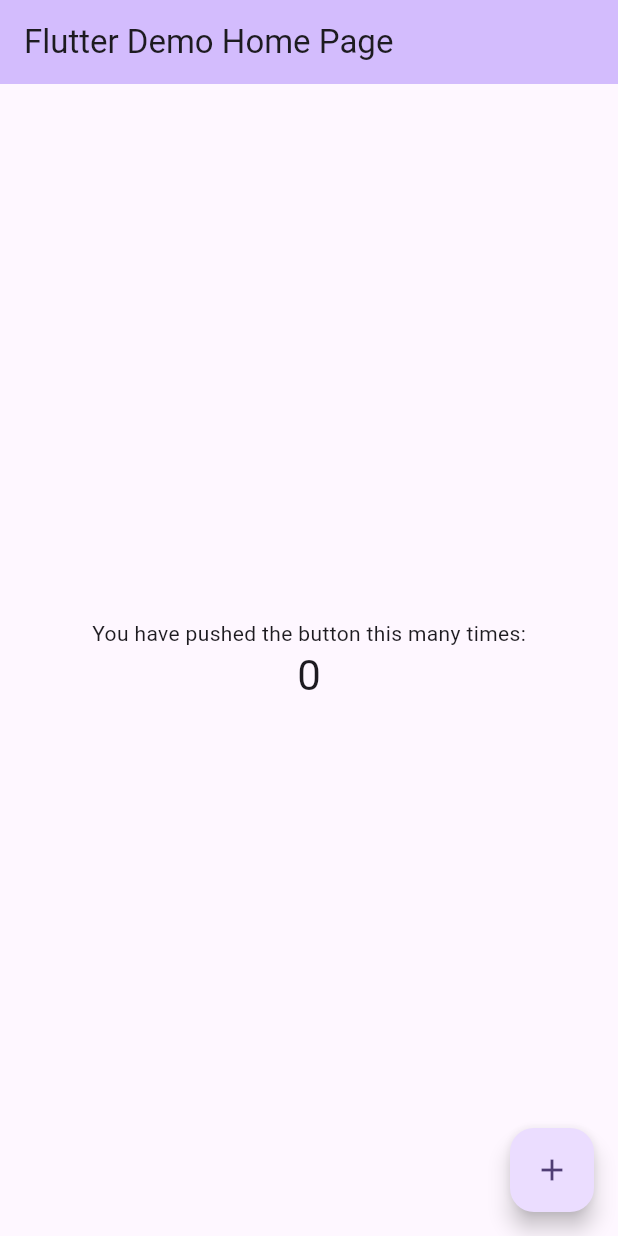
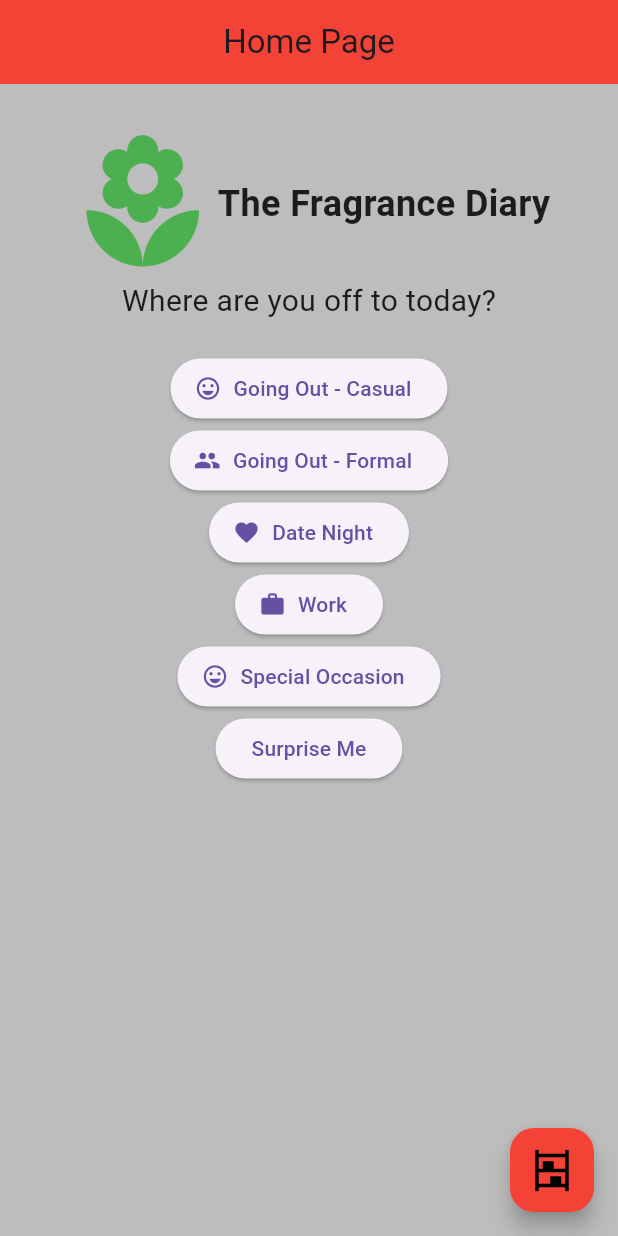
Before and after one commit to selmantabet/the_fragrance_diary, a Flutter app: the screen it shows after launch, on a phone screen of 412 x 824 dp. Run offline on Flutter 3.47's test engine with Material 3 defaults, Android fonts, the phone set to English and light mode, and no system bars; our stand-ins replace firebase_core; accounts and stored records are empty; network calls fail.

Commit message:
Added Firebase and some starter code.

```diff
--- a/lib/main.dart
+++ b/lib/main.dart
@@ -1,125 +1,28 @@
 import 'package:flutter/material.dart';
+import 'package:the_fragrance_diary/pages/home.dart';
+import 'package:the_fragrance_diary/pages/splash.dart';
+import 'package:the_fragrance_diary/pages/wardrobe.dart';
+import 'package:the_fragrance_diary/pages/fragrance_info.dart';
+import 'package:firebase_core/firebase_core.dart';
+import 'firebase_options.dart';
+
+Future<void> bindFirebase() async {
+  WidgetsFlutterBinding.ensureInitialized();
+  await Firebase.initializeApp(
+    options: DefaultFirebaseOptions.currentPlatform,
+  );
+  print('Firebase initialized');
+}
 
 void main() {
-  runApp(const MyApp());
+  bindFirebase();
+  runApp(MaterialApp(
+    initialRoute: '/',
+    routes: {
+      '/': (context) => SplashScreen(),
+      '/home': (context) => HomePageWidget(),
+      '/wardrobe': (context) => WardrobeWidget(),
+      '/fragrance_info': (context) => FragranceInfoWidget(),
+    },
+  ));
 }
-
-class MyApp extends StatelessWidget {
-  const MyApp({super.key});
-
-  // This widget is the root of your application.
-  @override
-  Widget build(BuildContext context) {
-    return MaterialApp(
-      title: 'Flutter Demo',
-      theme: ThemeData(
-        // This is the theme of your application.
-        //
-        // TRY THIS: Try running your application with "flutter run". You'll see
-        // the application has a purple toolbar. Then, without quitting the app,
-        // try changing the seedColor in the colorScheme below to Colors.green
-        // and then invoke "hot reload" (save your changes or press the "hot
-        // reload" button in a Flutter-supported IDE, or press "r" if you used
-        // the command line to start the app).
-        //
-        // Notice that the counter didn't reset back to zero; the application
-        // state is not lost during the reload. To reset the state, use hot
-        // restart instead.
-        //
-        // This works for code too, not just values: Most code changes can be
-        // tested with just a hot reload.
-        colorScheme: ColorScheme.fromSeed(seedColor: Colors.deepPurple),
-        useMaterial3: true,
-      ),
-      home: const MyHomePage(title: 'Flutter Demo Home Page'),
-    );
-  }
-}
-
-class MyHomePage extends StatefulWidget {
-  const MyHomePage({super.key, required this.title});
-
-  // This widget is the home page of your application. It is stateful, meaning
-  // that it has a State object (defined below) that contains fields that affect
-  // how it looks.
-
-  // This class is the configuration for the state. It holds the values (in this
-  // case the title) provided by the parent (in this case the App widget) and
-  // used by the build method of the State. Fields in a Widget subclass are
-  // always marked "final".
-
-  final String title;
-
-  @override
-  State<MyHomePage> createState() => _MyHomePageState();
-}
-
-class _MyHomePageState extends State<MyHomePage> {
-  int _counter = 0;
-
-  void _incrementCounter() {
-    setState(() {
-      // This call to setState tells the Flutter framework that something has
-      // changed in this State, which causes it to rerun the build method below
-      // so that the display can reflect the updated values. If we changed
-      // _counter without calling setState(), then the build method would not be
-      // called again, and so nothing would appear to happen.
-      _counter++;
-    });
-  }
-
-  @override
-  Widget build(BuildContext context) {
-    // This method is rerun every time setState is called, for instance as done
-    // by the _incrementCounter method above.
-    //
-    // The Flutter framework has been optimized to make rerunning build methods
-    // fast, so that you can just rebuild anything that needs updating rather
-    // than having to individually change instances of widgets.
-    return Scaffold(
-      appBar: AppBar(
-        // TRY THIS: Try changing the color here to a specific color (to
-        // Colors.amber, perhaps?) and trigger a hot reload to see the AppBar
-        // change color while the other colors stay the same.
-        backgroundColor: Theme.of(context).colorScheme.inversePrimary,
-        // Here we take the value from the MyHomePage object that was created by
-        // the App.build method, and use it to set our appbar title.
-        title: Text(widget.title),
-      ),
-      body: Center(
-        // Center is a layout widget. It takes a single child and positions it
-        // in the middle of the parent.
-        child: Column(
-          // Column is also a layout widget. It takes a list of children and
-          // arranges them vertically. By default, it sizes itself to fit its
-          // children horizontally, and tries to be as tall as its parent.
-          //
-          // Column has various properties to control how it sizes itself and
-          // how it positions its children. Here we use mainAxisAlignment to
-          // center the children vertically; the main axis here is the vertical
-          // axis because Columns are vertical (the cross axis would be
-          // horizontal).
-          //
-          // TRY THIS: Invoke "debug painting" (choose the "Toggle Debug Paint"
-          // action in the IDE, or press "p" in the console), to see the
-          // wireframe for each widget.
-          mainAxisAlignment: MainAxisAlignment.center,
-          children: <Widget>[
-            const Text(
-              'You have pushed the button this many times:',
-            ),
-            Text(
-              '$_counter',
-              style: Theme.of(context).textTheme.headlineMedium,
-            ),
-          ],
-        ),
-      ),
-      floatingActionButton: FloatingActionButton(
-        onPressed: _incrementCounter,
-        tooltip: 'Increment',
-        child: const Icon(Icons.add),
-      ), // This trailing comma makes auto-formatting nicer for build methods.
-    );
-  }
-}
--- /dev/null
+++ b/lib/pages/fragrance_info.dart
@@ -0,0 +1,37 @@
+import 'package:flutter/material.dart';
+
+class Fragrance {
+  String name;
+  String description;
+
+  Fragrance({required this.name, this.description = ''});
+
+  Future<void> getFragranceData() async {
+    //TODO: Implement fetching data from Firebase
+    return Future.delayed(Duration(seconds: 2), () {
+      name = 'Fragrance Name';
+      description = 'Fragrance Description';
+    });
+  }
+}
+
+class FragranceInfoWidget extends StatelessWidget {
+  FragranceInfoWidget({super.key});
+
+  final Map<String, String> data = {
+    'name': 'Fragrance Name',
+    'description': 'Fragrance Description',
+  };
+
+  @override
+  Widget build(BuildContext context) {
+    return Card(
+        child: Column(children: <Widget>[
+      Card(
+        child: Placeholder(),
+      ),
+      Text(data['name'] ?? 'Default Name'),
+      Text(data['description'] ?? 'Default Description'),
+    ]));
+  }
+}
--- /dev/null
+++ b/lib/pages/home.dart
@@ -0,0 +1,86 @@
+import 'package:flutter/material.dart';
+
+class HomePageWidget extends StatelessWidget {
+  const HomePageWidget({super.key});
+
+  @override
+  Widget build(BuildContext context) {
+    return Scaffold(
+      floatingActionButton: FloatingActionButton(
+        onPressed: () {
+          Navigator.pushNamed(context, '/wardrobe');
+        },
+        backgroundColor: Colors.red,
+        child: const Icon(Icons.shelves, color: Colors.black, size: 30.0),
+      ),
+      appBar: AppBar(
+        title: const Text('Home Page'),
+        centerTitle: true,
+        backgroundColor: Colors.red,
+      ),
+      body: Container(
+        color: Colors.grey[400],
+        child: Padding(
+          padding: const EdgeInsets.fromLTRB(20, 30, 20, 10),
+          child: Column(
+            mainAxisAlignment: MainAxisAlignment.start,
+            crossAxisAlignment: CrossAxisAlignment.center,
+            children: <Widget>[
+              Row(
+                mainAxisAlignment: MainAxisAlignment.center,
+                children: <Widget>[
+                  Icon(
+                    Icons.local_florist,
+                    size: 100.0,
+                    color: Colors.green,
+                  ),
+                  Text(
+                    'The Fragrance Diary',
+                    style: TextStyle(
+                      fontSize: 24.0,
+                      fontWeight: FontWeight.bold,
+                    ),
+                  ),
+                ],
+              ),
+              Text('Where are you off to today?',
+                  style: TextStyle(
+                    fontSize: 20.0,
+                  )),
+              SizedBox(height: 20),
+              ElevatedButton.icon(
+                icon: const Icon(Icons.sentiment_very_satisfied),
+                onPressed: () {},
+                label: const Text('Going Out - Casual'),
+              ),
+              ElevatedButton.icon(
+                icon: const Icon(Icons.group),
+                onPressed: () {},
+                label: const Text('Going Out - Formal'),
+              ),
+              ElevatedButton.icon(
+                icon: const Icon(Icons.favorite),
+                onPressed: () {},
+                label: const Text('Date Night'),
+              ),
+              ElevatedButton.icon(
+                icon: const Icon(Icons.work),
+                onPressed: () {},
+                label: const Text('Work'),
+              ),
+              ElevatedButton.icon(
+                icon: const Icon(Icons.sentiment_very_satisfied),
+                onPressed: () {},
+                label: const Text('Special Occasion'),
+              ),
+              ElevatedButton(
+                onPressed: () {},
+                child: const Text('Surprise Me'),
+              ),
+            ],
+          ),
+        ),
+      ),
+    );
+  }
+}
--- a/pubspec.yaml
+++ b/pubspec.yaml
@@ -2,7 +2,7 @@ name: the_fragrance_diary
 description: "The Fragrance Diary - Recording Your Fragrant Journey"
 # The following line prevents the package from being accidentally published to
 # pub.dev using `flutter pub publish`. This is preferred for private packages.
-publish_to: 'none' # Remove this line if you wish to publish to pub.dev
+publish_to: "none" # Remove this line if you wish to publish to pub.dev
 
 # The following defines the version and build number for your application.
 # A version number is three numbers separated by dots, like 1.2.43
@@ -34,6 +34,9 @@ dependencies:
   # The following adds the Cupertino Icons font to your application.
   # Use with the CupertinoIcons class for iOS style icons.
   cupertino_icons: ^1.0.8
+  google_fonts: ^6.2.1
+  http: ^1.2.2
+  firebase_core: ^3.10.0
 
 dev_dependencies:
   flutter_test:
@@ -51,7 +54,6 @@ dev_dependencies:
 
 # The following section is specific to Flutter packages.
 flutter:
-
   # The following line ensures that the Material Icons font is
   # included with your application, so that you can use the icons in
   # the material Icons class.
```
Also changed, not shown: lib/pages/splash.dart (added, +64 -0 lines), lib/pages/wardrobe.dart (added, +37 -0 lines), firebase.json (added), lib/firebase_options.dart (added), pubspec.lock, 7 other files.
